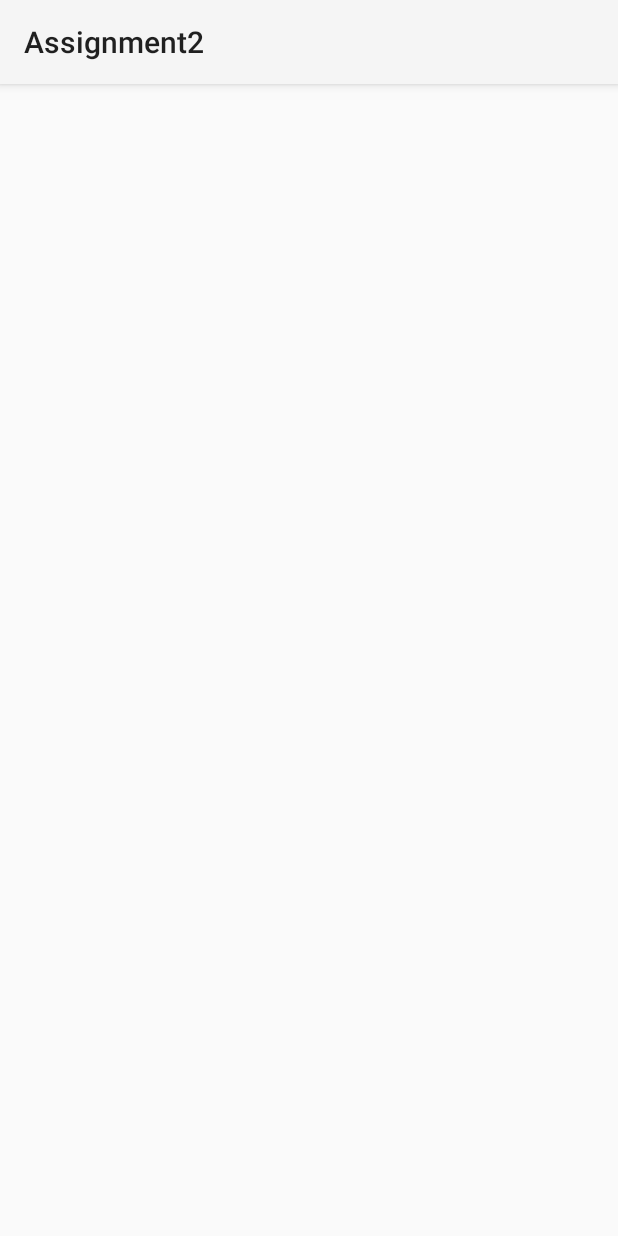
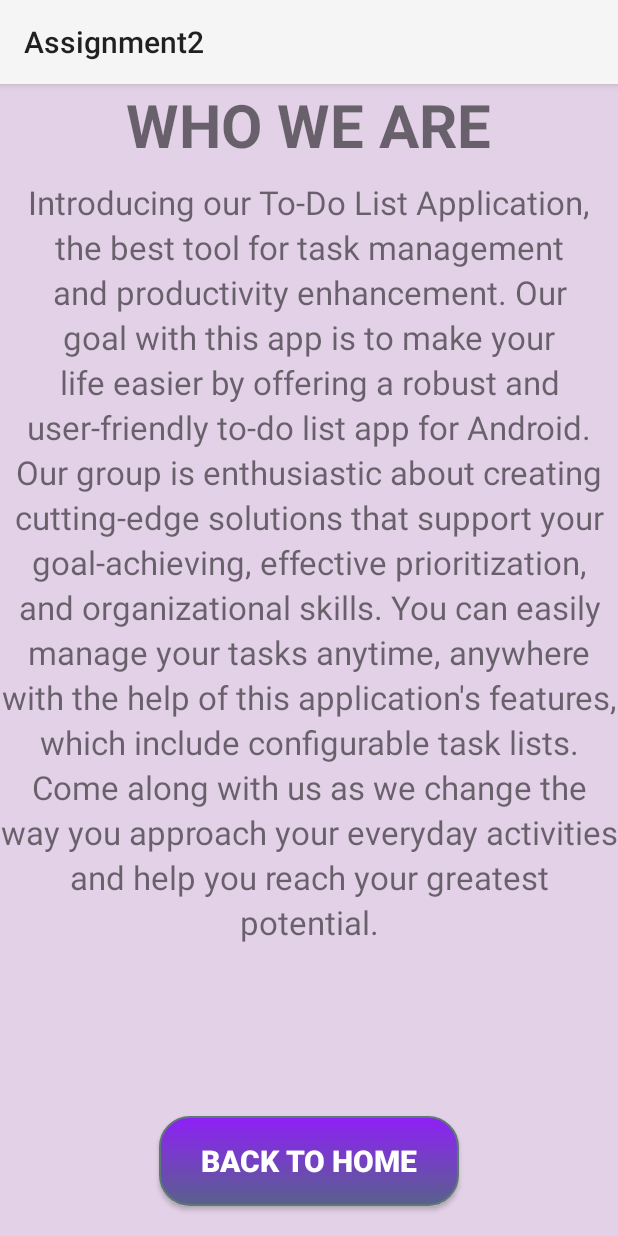
Before and after one commit to skyfoojs/Todo-List-Android-Studio, an Android app: the AboutUs screen opened directly, with no data from a screen before it, on a phone screen of 412 x 824 dp. Run offline under Robolectric (Android 15) with nearby library versions, the phone set to English and light mode, and no system bars.

Commit message:
Created AboutUs page

```diff
--- a/app/src/main/java/com/example/assignment2/AboutUs.java
+++ b/app/src/main/java/com/example/assignment2/AboutUs.java
@@ -1,6 +1,9 @@
 package com.example.assignment2;
 
+import android.content.Intent;
 import android.os.Bundle;
+import android.view.View;
+import android.widget.Button;
 
 import androidx.activity.EdgeToEdge;
 import androidx.appcompat.app.AppCompatActivity;
@@ -9,7 +12,7 @@ import androidx.core.view.ViewCompat;
 import androidx.core.view.WindowInsetsCompat;
 
 public class AboutUs extends AppCompatActivity {
-
+    private static Button backToHome;
     @Override
     protected void onCreate(Bundle savedInstanceState) {
         super.onCreate(savedInstanceState);
@@ -20,5 +23,15 @@ public class AboutUs extends AppCompatActivity {
             v.setPadding(systemBars.left, systemBars.top, systemBars.right, systemBars.bottom);
             return insets;
         });
+
+        // To get the Button object from XML file
+        backToHome = (Button) findViewById(R.id.back_to_home);
+
+        backToHome.setOnClickListener(new View.OnClickListener() {
+            @Override
+            public void onClick(View v) {
+                startActivity(new Intent(AboutUs.this, MainActivity.class));
+            }
+        });
     }
 }
--- a/app/src/main/res/layout/activity_about_us.xml
+++ b/app/src/main/res/layout/activity_about_us.xml
@@ -1,10 +1,44 @@
 <?xml version="1.0" encoding="utf-8"?>
-<androidx.constraintlayout.widget.ConstraintLayout xmlns:android="http://schemas.android.com/apk/res/android"
+<RelativeLayout xmlns:android="http://schemas.android.com/apk/res/android"
     xmlns:app="http://schemas.android.com/apk/res-auto"
     xmlns:tools="http://schemas.android.com/tools"
     android:id="@+id/main"
     android:layout_width="match_parent"
     android:layout_height="match_parent"
+    android:background="#E3D2E7"
+    android:padding="16dp"
     tools:context=".AboutUs">
 
-</androidx.constraintlayout.widget.ConstraintLayout>
+    <TextView
+        android:layout_width="wrap_content"
+        android:layout_height="wrap_content"
+        android:text="@string/about_us_header"
+        android:layout_centerHorizontal="true"
+        android:textAlignment="center"
+        android:textSize="40sp"
+        android:textStyle="bold"
+        android:id="@+id/header"/>
+
+    <TextView
+        android:layout_marginTop="10dp"
+        android:layout_width="match_parent"
+        android:layout_height="wrap_content"
+        android:layout_below="@id/header"
+        android:text="@string/about_us_content"
+        android:textSize="22sp"
+        android:lineHeight="30sp"
+        android:textAlignment="center"/>
+
+    <Button
+        android:layout_width="200dp"
+        android:layout_height="60dp"
+        android:layout_centerHorizontal="true"
+        android:layout_alignParentBottom="true"
+        android:layout_marginBottom="20dp"
+        android:text="@string/back_to_home_page"
+        android:background="@drawable/button"
+        android:textColor="#FFFFFF"
+        android:textSize="20sp"
+        android:textStyle="bold"
+        android:id="@+id/back_to_home"/>
+</RelativeLayout>
--- a/app/src/main/res/layout/activity_main.xml
+++ b/app/src/main/res/layout/activity_main.xml
@@ -1,22 +1,22 @@
 <?xml version="1.0" encoding="utf-8"?>
-<androidx.constraintlayout.widget.ConstraintLayout xmlns:android="http://schemas.android.com/apk/res/android"
+<RelativeLayout xmlns:android="http://schemas.android.com/apk/res/android"
     xmlns:app="http://schemas.android.com/apk/res-auto"
     xmlns:tools="http://schemas.android.com/tools"
     android:id="@+id/main"
     android:layout_width="match_parent"
     android:layout_height="match_parent"
-    tools:context=".MainActivity"
-    android:background="#E3D2E7">
+    android:background="#E3D2E7"
+    tools:context=".MainActivity">
 
 
     <ListView
+        android:id="@+id/listView"
         android:layout_width="wrap_content"
         android:layout_height="match_parent"
         android:layout_marginTop="30dp"
+        android:divider="@android:color/transparent"
+        android:dividerHeight="10.0sp"
         android:paddingStart="15dp"
-        android:id="@+id/listView"
-        tools:listitem="@layout/list_item"
-        android:dividerHeight="10.0sp"
-        android:divider="@android:color/transparent"/>
+        tools:listitem="@layout/list_item" />
 
-</androidx.constraintlayout.widget.ConstraintLayout>
+</RelativeLayout>
--- a/app/src/main/res/layout/activity_note_editor.xml
+++ b/app/src/main/res/layout/activity_note_editor.xml
@@ -37,7 +37,7 @@
         android:layout_height="60dp"
         android:layout_below="@id/editText"
         android:id="@+id/add_list_button"
-        android:background="@drawable/add_list_button"
+        android:background="@drawable/button"
         android:layout_centerHorizontal="true"
         android:layout_marginTop="20dp"
         android:text="@string/add_list_button"
--- a/app/src/main/res/values/strings.xml
+++ b/app/src/main/res/values/strings.xml
@@ -4,4 +4,13 @@
     <string name="note_editor_header">Type Your Note:</string>
     <string name="splash_screen_text">Welcome To Your To-Do List</string>
     <string name="add_list_button">Add List</string>
+    <string name="about_us_header">WHO WE ARE</string>
+    <string name="about_us_content">Introducing our To-Do List Application, the best tool for task management and productivity enhancement.
+        Our goal with this app is to make your life easier by offering a robust and user-friendly to-do list app for Android.
+        Our group is enthusiastic about creating cutting-edge solutions that support your goal-achieving, effective prioritization,
+        and organizational skills. You can easily manage your tasks anytime,
+        anywhere with the help of this application\'s features, which include configurable task lists.
+        Come along with us as we change the way you approach your everyday activities and help you reach your greatest potential.
+    </string>
+    <string name="back_to_home_page">Back To Home</string>
 </resources>
```
Also changed, not shown: app/src/main/res/drawable/button.xml (renamed from app/src/main/res/drawable/add_list_button.xml).
